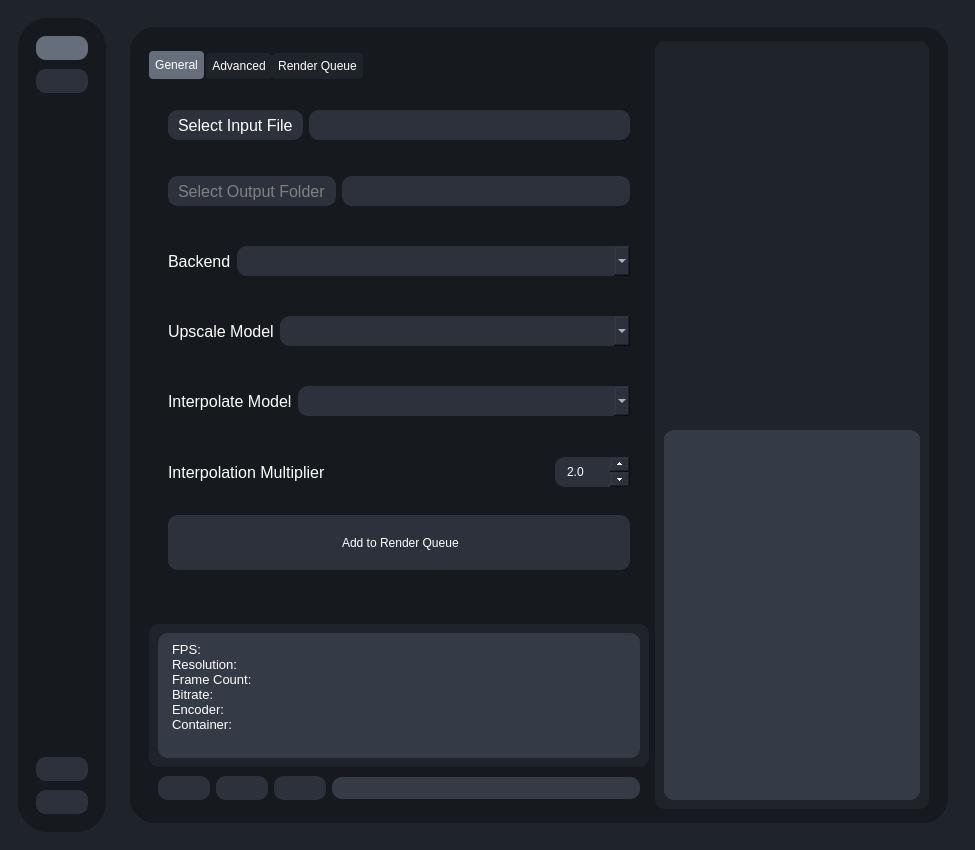
Qt form testRVEInterface.ui (gokulmc/enhance_crop) before a commit.
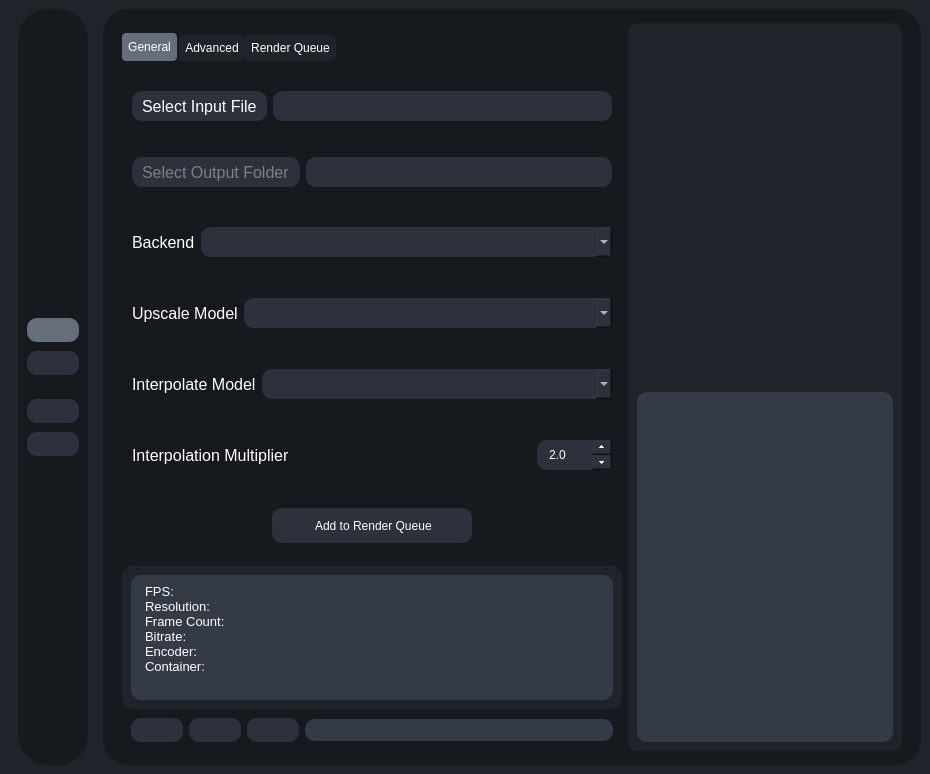
The same form after that commit. Icons and pictures are not drawn.

Commit message: compress gui size

What changed in the file:
```diff
--- a/testRVEInterface.ui
+++ b/testRVEInterface.ui
@@ -104,6 +104,21 @@
        </size>
       </property>
       <layout class="QVBoxLayout" name="verticalLayout_2">
+       <property name="spacing">
+        <number>0</number>
+       </property>
+       <property name="leftMargin">
+        <number>0</number>
+       </property>
+       <property name="topMargin">
+        <number>0</number>
+       </property>
+       <property name="rightMargin">
+        <number>0</number>
+       </property>
+       <property name="bottomMargin">
+        <number>0</number>
+       </property>
        <item>
         <widget class="QWidget" name="mainWindowContainer" native="true">
          <property name="sizePolicy">
@@ -119,6 +134,21 @@
           </size>
          </property>
          <layout class="QHBoxLayout" name="horizontalLayout_3">
+          <property name="spacing">
+           <number>0</number>
+          </property>
+          <property name="leftMargin">
+           <number>0</number>
+          </property>
+          <property name="topMargin">
+           <number>0</number>
+          </property>
+          <property name="rightMargin">
+           <number>0</number>
+          </property>
+          <property name="bottomMargin">
+           <number>0</number>
+          </property>
           <item>
            <widget class="QStackedWidget" name="stackedWidget">
             <property name="styleSheet">
@@ -365,8 +395,8 @@
 hr { height: 1px; border-width: 0; }
 li.unchecked::marker { content: "\2610"; }
 li.checked::marker { content: "\2612"; }
-&lt;/style&gt;&lt;/head&gt;&lt;body style=" font-family:'Sans Serif'; font-size:9pt; font-weight:400; font-style:normal;"&gt;
-&lt;p style="-qt-paragraph-type:empty; margin-top:0px; margin-bottom:0px; margin-left:0px; margin-right:0px; -qt-block-indent:0; text-indent:0px; font-family:'Cantarell'; font-size:11pt;"&gt;&lt;br /&gt;&lt;/p&gt;&lt;/body&gt;&lt;/html&gt;</string>
+&lt;/style&gt;&lt;/head&gt;&lt;body style=" font-family:'Cantarell'; font-size:11pt; font-weight:400; font-style:normal;"&gt;
+&lt;p style="-qt-paragraph-type:empty; margin-top:0px; margin-bottom:0px; margin-left:0px; margin-right:0px; -qt-block-indent:0; text-indent:0px;"&gt;&lt;br /&gt;&lt;/p&gt;&lt;/body&gt;&lt;/html&gt;</string>
                   </property>
                  </widget>
                 </item>
@@ -693,7 +723,19 @@
                     </attribute>
                     <layout class="QVBoxLayout" name="verticalLayout_10">
                      <property name="spacing">
-                      <number>15</number>
+                      <number>0</number>
+                     </property>
+                     <property name="leftMargin">
+                      <number>0</number>
+                     </property>
+                     <property name="topMargin">
+                      <number>0</number>
+                     </property>
+                     <property name="rightMargin">
+                      <number>0</number>
+                     </property>
+                     <property name="bottomMargin">
+                      <number>0</number>
                      </property>
                      <item>
                       <widget class="QWidget" name="inputFileContainer" native="true">
@@ -1075,6 +1117,12 @@
                             <verstretch>0</verstretch>
                            </sizepolicy>
                           </property>
+                          <property name="maximumSize">
+                           <size>
+                            <width>200</width>
+                            <height>35</height>
+                           </size>
+                          </property>
                           <property name="styleSheet">
                            <string notr="true">QPushButton{
 text-align: center;
@@ -2026,19 +2074,6 @@
                        <property name="bottomMargin">
                         <number>0</number>
                        </property>
-                       <item>
-                        <spacer name="verticalSpacer_3">
-                         <property name="orientation">
-                          <enum>Qt::Orientation::Vertical</enum>
-                         </property>
-                         <property name="sizeHint" stdset="0">
-                          <size>
-                           <width>20</width>
-                           <height>40</height>
-                          </size>
-                         </property>
-                        </spacer>
-                       </item>
                        <item>
                         <widget class="QWidget" name="widget_14" native="true">
                          <property name="maximumSize">
@@ -2125,13 +2160,13 @@
 hr { height: 1px; border-width: 0; }
 li.unchecked::marker { content: "\2610"; }
 li.checked::marker { content: "\2612"; }
-&lt;/style&gt;&lt;/head&gt;&lt;body style=" font-family:'Sans Serif'; font-size:9pt; font-weight:400; font-style:normal;"&gt;
-&lt;p style=" margin-top:0px; margin-bottom:0px; margin-left:0px; margin-right:0px; -qt-block-indent:0; text-indent:0px;"&gt;&lt;span style=" font-size:10pt;"&gt;FPS:&lt;/span&gt;&lt;/p&gt;
-&lt;p style=" margin-top:0px; margin-bottom:0px; margin-left:0px; margin-right:0px; -qt-block-indent:0; text-indent:0px;"&gt;&lt;span style=" font-size:10pt;"&gt;Resolution:&lt;/span&gt;&lt;/p&gt;
-&lt;p style=" margin-top:0px; margin-bottom:0px; margin-left:0px; margin-right:0px; -qt-block-indent:0; text-indent:0px;"&gt;&lt;span style=" font-size:10pt;"&gt;Frame Count:&lt;/span&gt;&lt;/p&gt;
-&lt;p style=" margin-top:0px; margin-bottom:0px; margin-left:0px; margin-right:0px; -qt-block-indent:0; text-indent:0px;"&gt;&lt;span style=" font-size:10pt;"&gt;Bitrate:&lt;/span&gt;&lt;/p&gt;
-&lt;p style=" margin-top:0px; margin-bottom:0px; margin-left:0px; margin-right:0px; -qt-block-indent:0; text-indent:0px;"&gt;&lt;span style=" font-size:10pt;"&gt;Encoder:&lt;/span&gt;&lt;/p&gt;
-&lt;p style=" margin-top:0px; margin-bottom:0px; margin-left:0px; margin-right:0px; -qt-block-indent:0; text-indent:0px;"&gt;&lt;span style=" font-size:10pt;"&gt;Container:&lt;/span&gt;&lt;/p&gt;&lt;/body&gt;&lt;/html&gt;</string>
+&lt;/style&gt;&lt;/head&gt;&lt;body style=" font-family:'Cantarell'; font-size:11pt; font-weight:400; font-style:normal;"&gt;
+&lt;p style=" margin-top:0px; margin-bottom:0px; margin-left:0px; margin-right:0px; -qt-block-indent:0; text-indent:0px;"&gt;&lt;span style=" font-family:'Sans Serif'; font-size:10pt;"&gt;FPS:&lt;/span&gt;&lt;/p&gt;
+&lt;p style=" margin-top:0px; margin-bottom:0px; margin-left:0px; margin-right:0px; -qt-block-indent:0; text-indent:0px;"&gt;&lt;span style=" font-family:'Sans Serif'; font-size:10pt;"&gt;Resolution:&lt;/span&gt;&lt;/p&gt;
+&lt;p style=" margin-top:0px; margin-bottom:0px; margin-left:0px; margin-right:0px; -qt-block-indent:0; text-indent:0px;"&gt;&lt;span style=" font-family:'Sans Serif'; font-size:10pt;"&gt;Frame Count:&lt;/span&gt;&lt;/p&gt;
+&lt;p style=" margin-top:0px; margin-bottom:0px; margin-left:0px; margin-right:0px; -qt-block-indent:0; text-indent:0px;"&gt;&lt;span style=" font-family:'Sans Serif'; font-size:10pt;"&gt;Bitrate:&lt;/span&gt;&lt;/p&gt;
+&lt;p style=" margin-top:0px; margin-bottom:0px; margin-left:0px; margin-right:0px; -qt-block-indent:0; text-indent:0px;"&gt;&lt;span style=" font-family:'Sans Serif'; font-size:10pt;"&gt;Encoder:&lt;/span&gt;&lt;/p&gt;
+&lt;p style=" margin-top:0px; margin-bottom:0px; margin-left:0px; margin-right:0px; -qt-block-indent:0; text-indent:0px;"&gt;&lt;span style=" font-family:'Sans Serif'; font-size:10pt;"&gt;Container:&lt;/span&gt;&lt;/p&gt;&lt;/body&gt;&lt;/html&gt;</string>
                             </property>
                            </widget>
                           </item>
@@ -2466,7 +2501,7 @@
 hr { height: 1px; border-width: 0; }
 li.unchecked::marker { content: "\2610"; }
 li.checked::marker { content: "\2612"; }
-&lt;/style&gt;&lt;/head&gt;&lt;body style=" font-family:'Sans Serif'; font-size:13pt; font-weight:400; font-style:normal;"&gt;
+&lt;/style&gt;&lt;/head&gt;&lt;body style=" font-family:'Cantarell'; font-size:13pt; font-weight:400; font-style:normal;"&gt;
 &lt;p style="-qt-paragraph-type:empty; margin-top:0px; margin-bottom:0px; margin-left:0px; margin-right:0px; -qt-block-indent:0; text-indent:0px; font-family:'Noto Sans';"&gt;&lt;br /&gt;&lt;/p&gt;&lt;/body&gt;&lt;/html&gt;</string>
                       </property>
                      </widget>
@@ -2662,8 +2697,8 @@
                   <rect>
                    <x>0</x>
                    <y>0</y>
-                   <width>776</width>
-                   <height>731</height>
+                   <width>458</width>
+                   <height>506</height>
                   </rect>
                  </property>
                  <layout class="QVBoxLayout" name="verticalLayout_18">
@@ -2705,8 +2740,8 @@
                              <rect>
                               <x>0</x>
                               <y>0</y>
-                              <width>718</width>
-                              <height>614</height>
+                              <width>462</width>
+                              <height>180</height>
                              </rect>
                             </property>
                             <layout class="QVBoxLayout" name="verticalLayout_25">
@@ -4529,8 +4564,8 @@
                      <rect>
                       <x>0</x>
                       <y>0</y>
-                      <width>791</width>
-                      <height>301</height>
+                      <width>870</width>
+                      <height>224</height>
                      </rect>
                     </property>
                     <layout class="QVBoxLayout" name="verticalLayout_13">
@@ -5136,14 +5171,29 @@
        <property name="leftMargin">
         <number>9</number>
        </property>
+       <property name="topMargin">
+        <number>0</number>
+       </property>
        <property name="rightMargin">
+        <number>9</number>
+       </property>
+       <property name="bottomMargin">
         <number>0</number>
        </property>
        <item>
         <widget class="QWidget" name="leftMenuSubContainer" native="true">
          <layout class="QVBoxLayout" name="verticalLayout_3">
+          <property name="leftMargin">
+           <number>0</number>
+          </property>
+          <property name="topMargin">
+           <number>0</number>
+          </property>
           <property name="rightMargin">
-           <number>9</number>
+           <number>0</number>
+          </property>
+          <property name="bottomMargin">
+           <number>0</number>
           </property>
           <item>
            <widget class="QWidget" name="verticalWidget_2" native="true">
@@ -5163,6 +5213,19 @@
              <property name="bottomMargin">
               <number>9</number>
              </property>
+             <item>
+              <spacer name="verticalSpacer_5">
+               <property name="orientation">
+                <enum>Qt::Orientation::Vertical</enum>
+               </property>
+               <property name="sizeHint" stdset="0">
+                <size>
+                 <width>20</width>
+                 <height>40</height>
+                </size>
+               </property>
+              </spacer>
+             </item>
              <item>
               <widget class="QPushButton" name="homeBtn">
                <property name="minimumSize">
@@ -5227,22 +5290,6 @@
             </layout>
            </widget>
           </item>
-          <item>
-           <spacer name="verticalSpacer">
-            <property name="orientation">
-             <enum>Qt::Orientation::Vertical</enum>
-            </property>
-            <property name="sizeType">
-             <enum>QSizePolicy::Policy::Expanding</enum>
-            </property>
-            <property name="sizeHint" stdset="0">
-             <size>
-              <width>20</width>
-              <height>40</height>
-             </size>
-            </property>
-           </spacer>
-          </item>
           <item>
            <widget class="QWidget" name="verticalWidget" native="true">
             <layout class="QVBoxLayout" name="verticalLayout_4">
@@ -5255,7 +5302,7 @@
              <item>
               <widget class="QPushButton" name="settingsBtn">
                <property name="sizePolicy">
-                <sizepolicy hsizetype="Minimum" vsizetype="Minimum">
+                <sizepolicy hsizetype="Minimum" vsizetype="Fixed">
                  <horstretch>0</horstretch>
                  <verstretch>0</verstretch>
                 </sizepolicy>
@@ -5318,6 +5365,19 @@
                </property>
               </widget>
              </item>
+             <item>
+              <spacer name="verticalSpacer">
+               <property name="orientation">
+                <enum>Qt::Orientation::Vertical</enum>
+               </property>
+               <property name="sizeHint" stdset="0">
+                <size>
+                 <width>20</width>
+                 <height>40</height>
+                </size>
+               </property>
+              </spacer>
+             </item>
             </layout>
            </widget>
           </item>
```
